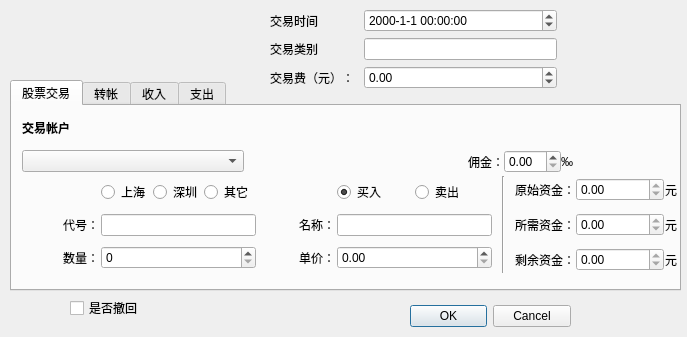
Imrono/myFinance, file myFinanceExchangeWindow.ui: the form before one commit.
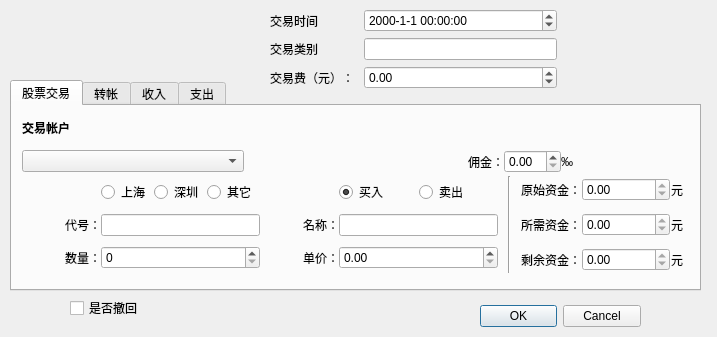
The form after the commit. The open tabs and pages were chosen to show the change.

Patch:
```diff
--- a/myFinanceExchangeWindow.ui
+++ b/myFinanceExchangeWindow.ui
@@ -6,7 +6,7 @@
    <rect>
     <x>0</x>
     <y>0</y>
-    <width>687</width>
+    <width>717</width>
     <height>337</height>
    </rect>
   </property>
@@ -19,7 +19,7 @@
   <widget class="QDialogButtonBox" name="buttonBox">
    <property name="geometry">
     <rect>
-     <x>410</x>
+     <x>480</x>
      <y>300</y>
      <width>161</width>
      <height>32</height>
@@ -109,7 +109,7 @@
     <rect>
      <x>10</x>
      <y>80</y>
-     <width>671</width>
+     <width>691</width>
      <height>211</height>
     </rect>
    </property>
@@ -211,7 +211,7 @@
       <rect>
        <x>10</x>
        <y>70</y>
-       <width>655</width>
+       <width>661</width>
        <height>97</height>
       </rect>
      </property>
@@ -222,7 +222,7 @@
       <item>
        <layout class="QGridLayout" name="gridLayoutAsset" rowstretch="1,1,1" columnstretch="1,2,1,2">
         <property name="horizontalSpacing">
-         <number>2</number>
+         <number>0</number>
         </property>
         <property name="verticalSpacing">
          <number>6</number>
```
Left out of the diff: 2 changed lines with no effect on the pictures.
